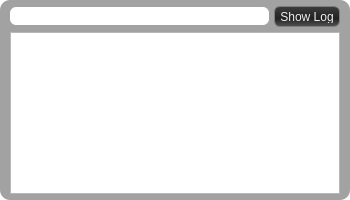
Qt form bin/scenes/ChatApplication/ChatWidget.ui (realXtend/tundra) before a commit.
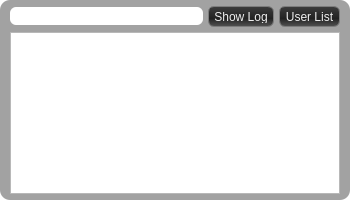
The same form after that commit.

Commit message: Text chat improvements

What changed in the file:
```diff
--- a/bin/scenes/ChatApplication/ChatWidget.ui
+++ b/bin/scenes/ChatApplication/ChatWidget.ui
@@ -28,7 +28,10 @@
 QPushButton#buttonToggleLog { background-color: qlineargradient(spread:pad, x1:0, y1:0, x2:0, y2:1, stop:0 rgba(61, 61, 61, 255), stop:0.602273 rgba(34, 34, 34, 255), stop:1 rgba(82, 82, 82, 255));border: 1px solid rgb(125, 125, 125);color: rgb(239, 239, 239);border-radius:6px;padding-left: 5px;padding-right: 5px;padding-top: 3px;padding-bottom: 3px; }
 QPushButton#buttonToggleLog::hover { background-color: qlineargradient(spread:pad, x1:0, y1:0.205, x2:0, y2:0.739, stop:0 rgba(61, 61, 61, 255), stop:0.602273 rgba(34, 34, 34, 255), stop:1 rgba(82, 82, 82, 255)); }
 QPushButton#buttonToggleLog::pressed { color: rgb(255, 255, 255); }
-QLineEdit#lineEdit { border-radius: 6px; padding-left: 5px; }</string>
+QLineEdit#lineEdit { border-radius: 6px; padding-left: 5px; }
+QPushButton#buttonUserList { background-color: qlineargradient(spread:pad, x1:0, y1:0, x2:0, y2:1, stop:0 rgba(61, 61, 61, 255), stop:0.602273 rgba(34, 34, 34, 255), stop:1 rgba(82, 82, 82, 255));border: 1px solid rgb(125, 125, 125);color: rgb(239, 239, 239);border-radius:6px;padding-left: 5px;padding-right: 5px;padding-top: 3px;padding-bottom: 3px; }
+QPushButton#buttonUserList::hover { background-color: qlineargradient(spread:pad, x1:0, y1:0.205, x2:0, y2:0.739, stop:0 rgba(61, 61, 61, 255), stop:0.602273 rgba(34, 34, 34, 255), stop:1 rgba(82, 82, 82, 255)); }
+QPushButton#buttonUserList::pressed { color: rgb(255, 255, 255); }</string>
   </property>
   <layout class="QVBoxLayout" name="verticalLayout">
    <property name="spacing">
@@ -95,6 +98,19 @@
           </property>
          </widget>
         </item>
+        <item>
+         <widget class="QPushButton" name="buttonUserList">
+          <property name="minimumSize">
+           <size>
+            <width>0</width>
+            <height>21</height>
+           </size>
+          </property>
+          <property name="text">
+           <string>User List</string>
+          </property>
+         </widget>
+        </item>
        </layout>
       </item>
       <item>
```
The commit also changes 3 other files.
